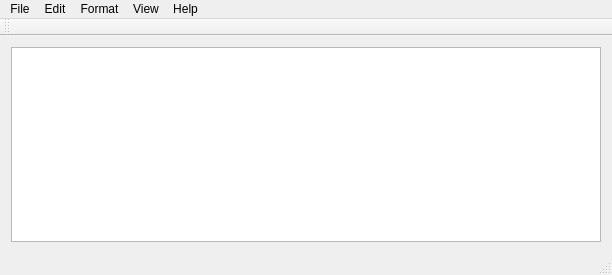
AleksandrHovhannisyan/Scribe-Text-Editor, file CustomTextEditor/mainwindow.ui: the form before one commit.
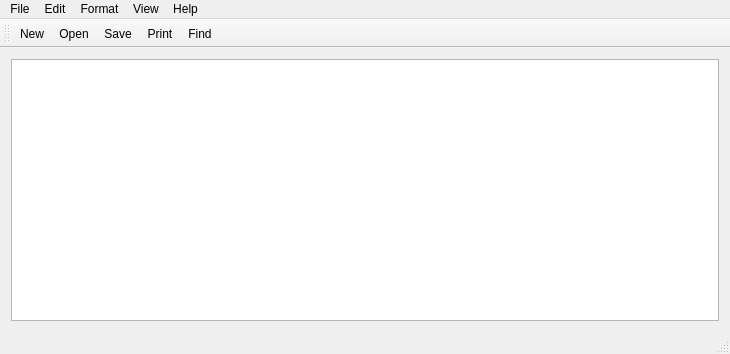
The form after the commit. Icons and pictures are not drawn.

```diff
--- a/CustomTextEditor/mainwindow.ui
+++ b/CustomTextEditor/mainwindow.ui
@@ -6,8 +6,8 @@
    <rect>
     <x>0</x>
     <y>0</y>
-    <width>612</width>
-    <height>275</height>
+    <width>730</width>
+    <height>354</height>
    </rect>
   </property>
   <property name="minimumSize">
@@ -31,7 +31,7 @@
     <rect>
      <x>0</x>
      <y>0</y>
-     <width>612</width>
+     <width>730</width>
      <height>26</height>
     </rect>
    </property>
@@ -100,6 +100,11 @@
    <attribute name="toolBarBreak">
     <bool>false</bool>
    </attribute>
+   <addaction name="actionNew"/>
+   <addaction name="actionOpen"/>
+   <addaction name="actionSave"/>
+   <addaction name="actionPrint"/>
+   <addaction name="actionFind"/>
   </widget>
   <widget class="QStatusBar" name="statusBar"/>
   <action name="actionNew">
```
Left out of the diff: 54 changed lines with no effect on the pictures.
